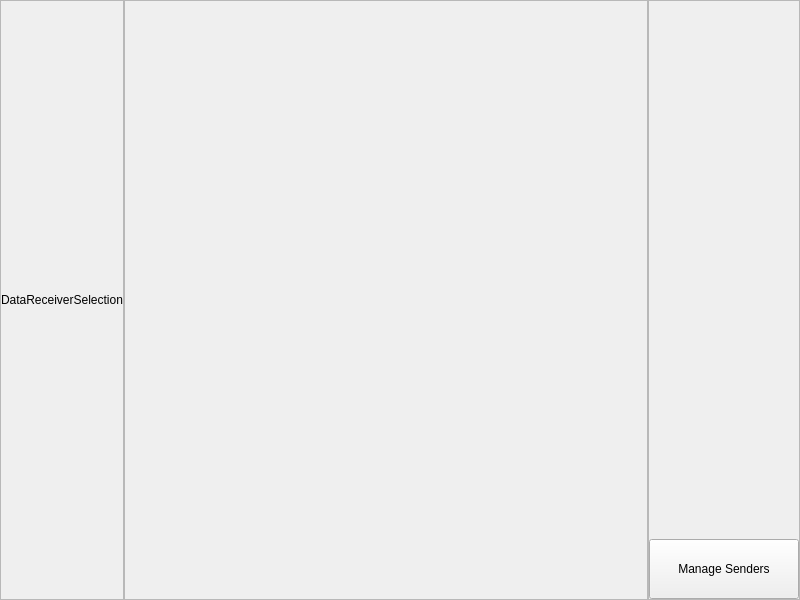
First picture: the form in src/executables/transceiverGUI/transceiverFormFramework.ui, repository charlesrwest/pylonGPS, before the edit.
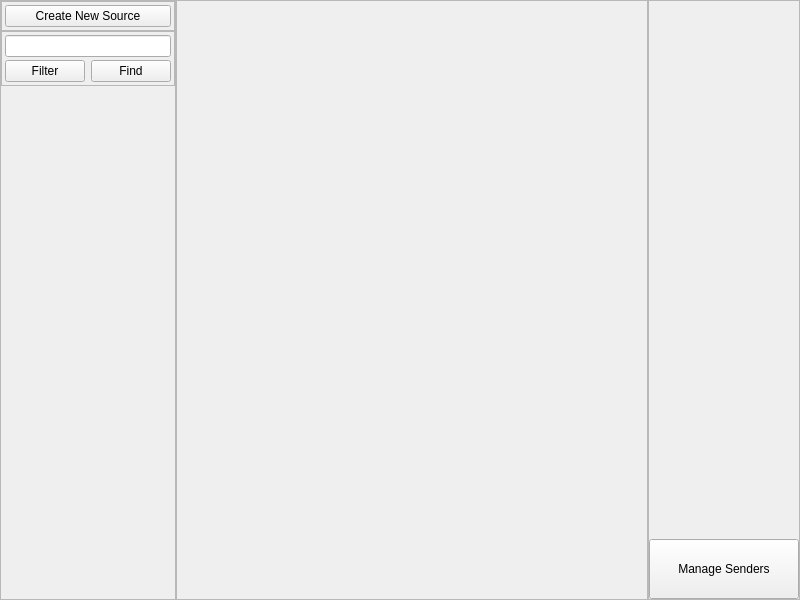
Second picture: the form after the edit.

Commit message: Added MIT/Public domain Jsoncpp library to project, created class to retrieve location based on the current IP, based on an address and retrieve the basestations that are likely to be visible.  Also did some work on the GUI.

Patch:
```diff
--- a/src/executables/transceiverGUI/transceiverFormFramework.ui
+++ b/src/executables/transceiverGUI/transceiverFormFramework.ui
@@ -77,12 +77,96 @@
             <number>0</number>
            </property>
            <item>
-            <widget class="QLabel" name="label">
-             <property name="text">
-              <string>DataReceiverSelection</string>
+            <widget class="QFrame" name="frame">
+             <property name="frameShape">
+              <enum>QFrame::StyledPanel</enum>
              </property>
+             <property name="frameShadow">
+              <enum>QFrame::Raised</enum>
+             </property>
+             <layout class="QVBoxLayout" name="verticalLayout_5">
+              <property name="spacing">
+               <number>3</number>
+              </property>
+              <property name="leftMargin">
+               <number>3</number>
+              </property>
+              <property name="topMargin">
+               <number>3</number>
+              </property>
+              <property name="rightMargin">
+               <number>3</number>
+              </property>
+              <property name="bottomMargin">
+               <number>3</number>
+              </property>
+              <item>
+               <widget class="QPushButton" name="createNewSourcePushButton">
+                <property name="text">
+                 <string>Create New Source</string>
+                </property>
+               </widget>
+              </item>
+             </layout>
             </widget>
            </item>
+           <item>
+            <widget class="QFrame" name="frame_2">
+             <property name="frameShape">
+              <enum>QFrame::StyledPanel</enum>
+             </property>
+             <property name="frameShadow">
+              <enum>QFrame::Raised</enum>
+             </property>
+             <layout class="QGridLayout" name="gridLayout">
+              <property name="leftMargin">
+               <number>3</number>
+              </property>
+              <property name="topMargin">
+               <number>3</number>
+              </property>
+              <property name="rightMargin">
+               <number>3</number>
+              </property>
+              <property name="bottomMargin">
+               <number>3</number>
+              </property>
+              <property name="verticalSpacing">
+               <number>3</number>
+              </property>
+              <item row="0" column="0" colspan="2">
+               <widget class="QLineEdit" name="addressSelectionLineEdit"/>
+              </item>
+              <item row="1" column="0">
+               <widget class="QPushButton" name="filterSourcesPushButton">
+                <property name="text">
+                 <string>Filter</string>
+                </property>
+               </widget>
+              </item>
+              <item row="1" column="1">
+               <widget class="QPushButton" name="findAddressPushButton">
+                <property name="text">
+                 <string>Find</string>
+                </property>
+               </widget>
+              </item>
+             </layout>
+            </widget>
+           </item>
+           <item>
+            <spacer name="verticalSpacer_3">
+             <property name="orientation">
+              <enum>Qt::Vertical</enum>
+             </property>
+             <property name="sizeHint" stdset="0">
+              <size>
+               <width>20</width>
+               <height>40</height>
+              </size>
+             </property>
+            </spacer>
+           </item>
           </layout>
          </widget>
         </item>
```
The commit also changes 18 other files.
